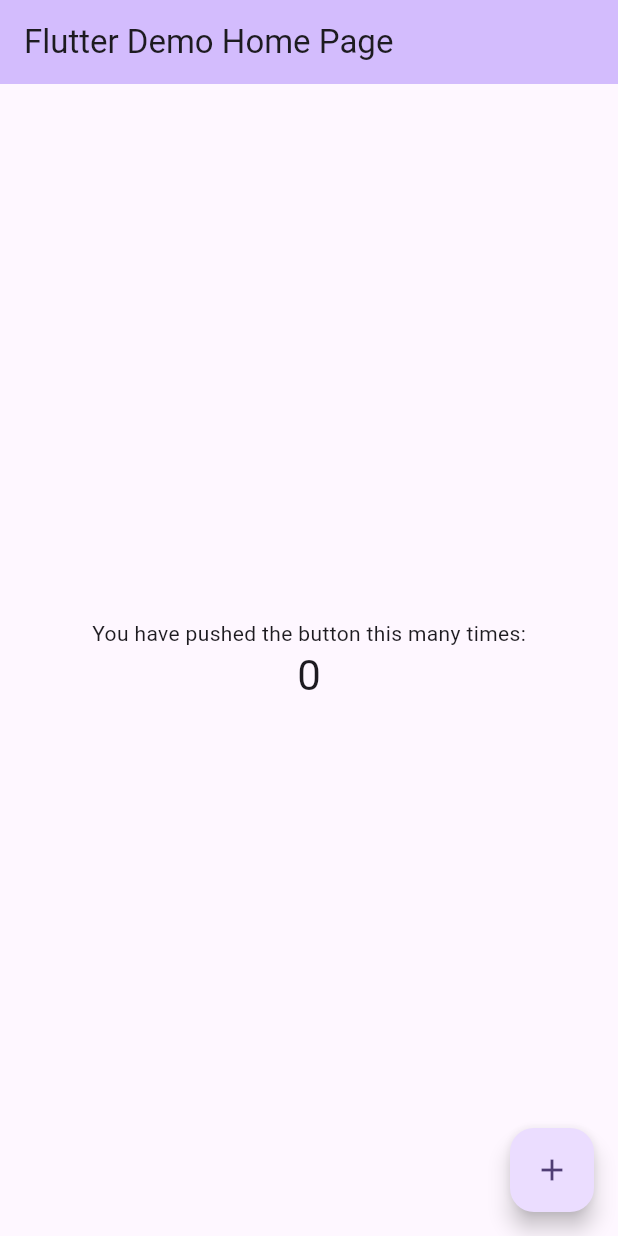
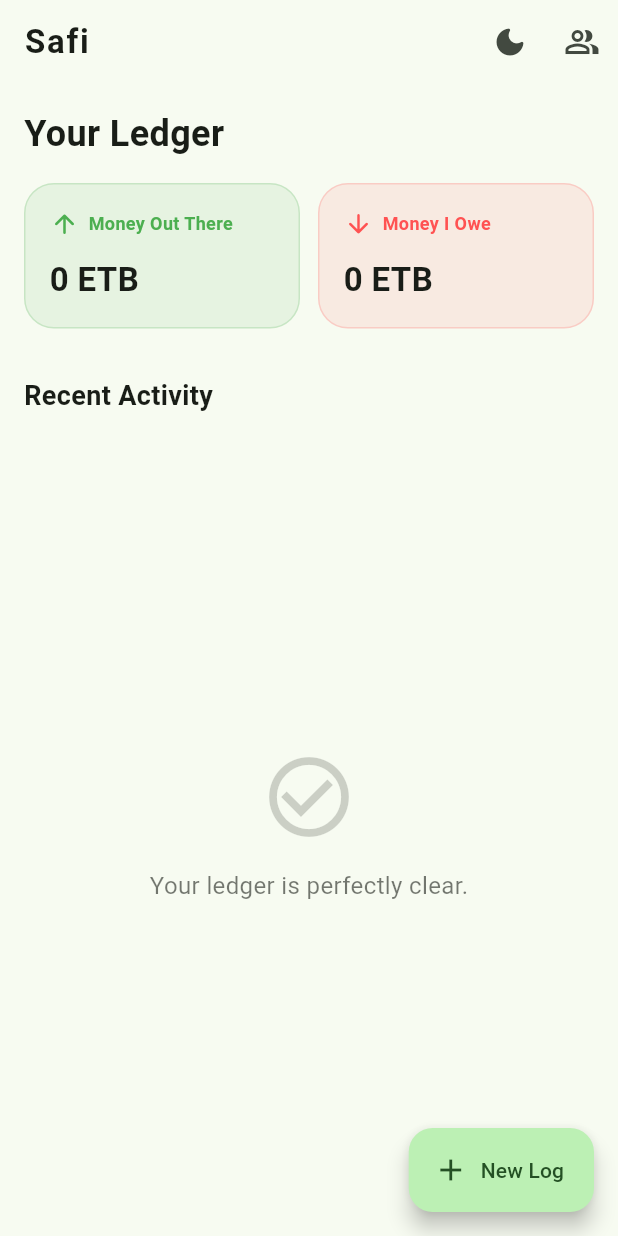
Before and after one commit to KHALIDKHELIL/Safi, a Flutter app: the screen it shows after launch, on a phone screen of 412 x 824 dp. Run offline on Flutter 3.47's test engine with Material 3 defaults, Android fonts, the phone set to English and light mode, and no system bars; our stand-ins replace cloud_firestore, firebase_core, flutter_riverpod; accounts and stored records are empty; generated files the repository leaves out were written again.

Commit message:
finishing setup

```diff
--- a/lib/main.dart
+++ b/lib/main.dart
@@ -1,122 +1,56 @@
 import 'package:flutter/material.dart';
+import 'package:firebase_core/firebase_core.dart';
+import 'package:flutter_riverpod/flutter_riverpod.dart';
+import 'firebase_options.dart';
+import 'screens/home_screen.dart';
+import 'providers/theme_provider.dart';
 
-void main() {
-  runApp(const MyApp());
+void main() async {
+  WidgetsFlutterBinding.ensureInitialized();
+
+  await Firebase.initializeApp(
+    options: DefaultFirebaseOptions.currentPlatform,
+  );
+
+  runApp(
+    const ProviderScope(
+      child: SafiApp(),
+    ),
+  );
 }
 
-class MyApp extends StatelessWidget {
-  const MyApp({super.key});
+class SafiApp extends ConsumerWidget {
+  const SafiApp({super.key});
 
-  // This widget is the root of your application.
   @override
-  Widget build(BuildContext context) {
+  Widget build(BuildContext context, WidgetRef ref) {
+    // 1. Watch the current theme mode in real-time
+    final currentThemeMode = ref.watch(themeProvider);
+
     return MaterialApp(
-      title: 'Flutter Demo',
+      title: 'Safi Ledger',
+      debugShowCheckedModeBanner: false,
+      themeMode: currentThemeMode, // 2. Bind the mode to Riverpod
+
+      // 3. Define the LIGHT Theme
       theme: ThemeData(
-        // This is the theme of your application.
-        //
-        // TRY THIS: Try running your application with "flutter run". You'll see
-        // the application has a purple toolbar. Then, without quitting the app,
-        // try changing the seedColor in the colorScheme below to Colors.green
-        // and then invoke "hot reload" (save your changes or press the "hot
-        // reload" button in a Flutter-supported IDE, or press "r" if you used
-        // the command line to start the app).
-        //
-        // Notice that the counter didn't reset back to zero; the application
-        // state is not lost during the reload. To reset the state, use hot
-        // restart instead.
-        //
-        // This works for code too, not just values: Most code changes can be
-        // tested with just a hot reload.
-        colorScheme: .fromSeed(seedColor: Colors.deepPurple),
+        colorScheme: ColorScheme.fromSeed(
+          seedColor: const Color(0xFF2E7D32),
+          brightness: Brightness.light,
+        ),
+        useMaterial3: true,
       ),
-      home: const MyHomePage(title: 'Flutter Demo Home Page'),
+
+      // 4. Define the DARK Theme
+      darkTheme: ThemeData(
+        colorScheme: ColorScheme.fromSeed(
+          seedColor: const Color(0xFF2E7D32),
+          brightness: Brightness.dark,
+        ),
+        useMaterial3: true,
+      ),
+
+      home: const HomeScreen(),
     );
   }
 }
-
-class MyHomePage extends StatefulWidget {
-  const MyHomePage({super.key, required this.title});
-
-  // This widget is the home page of your application. It is stateful, meaning
-  // that it has a State object (defined below) that contains fields that affect
-  // how it looks.
-
-  // This class is the configuration for the state. It holds the values (in this
-  // case the title) provided by the parent (in this case the App widget) and
-  // used by the build method of the State. Fields in a Widget subclass are
-  // always marked "final".
-
-  final String title;
-
-  @override
-  State<MyHomePage> createState() => _MyHomePageState();
-}
-
-class _MyHomePageState extends State<MyHomePage> {
-  int _counter = 0;
-
-  void _incrementCounter() {
-    setState(() {
-      // This call to setState tells the Flutter framework that something has
-      // changed in this State, which causes it to rerun the build method below
-      // so that the display can reflect the updated values. If we changed
-      // _counter without calling setState(), then the build method would not be
-      // called again, and so nothing would appear to happen.
-      _counter++;
-    });
-  }
-
-  @override
-  Widget build(BuildContext context) {
-    // This method is rerun every time setState is called, for instance as done
-    // by the _incrementCounter method above.
-    //
-    // The Flutter framework has been optimized to make rerunning build methods
-    // fast, so that you can just rebuild anything that needs updating rather
-    // than having to individually change instances of widgets.
-    return Scaffold(
-      appBar: AppBar(
-        // TRY THIS: Try changing the color here to a specific color (to
-        // Colors.amber, perhaps?) and trigger a hot reload to see the AppBar
-        // change color while the other colors stay the same.
-        backgroundColor: Theme.of(context).colorScheme.inversePrimary,
-        // Here we take the value from the MyHomePage object that was created by
-        // the App.build method, and use it to set our appbar title.
-        title: Text(widget.title),
-      ),
-      body: Center(
-        // Center is a layout widget. It takes a single child and positions it
-        // in the middle of the parent.
-        child: Column(
-          // Column is also a layout widget. It takes a list of children and
-          // arranges them vertically. By default, it sizes itself to fit its
-          // children horizontally, and tries to be as tall as its parent.
-          //
-          // Column has various properties to control how it sizes itself and
-          // how it positions its children. Here we use mainAxisAlignment to
-          // center the children vertically; the main axis here is the vertical
-          // axis because Columns are vertical (the cross axis would be
-          // horizontal).
-          //
-          // TRY THIS: Invoke "debug painting" (choose the "Toggle Debug Paint"
-          // action in the IDE, or press "p" in the console), to see the
-          // wireframe for each widget.
-          mainAxisAlignment: .center,
-          children: [
-            const Text('You have pushed the button this many times:'),
-            Text(
-              '$_counter',
-              style: Theme.of(context).textTheme.headlineMedium,
-            ),
-          ],
-        ),
-      ),
-      floatingActionButton: FloatingActionButton(
-        onPressed: _incrementCounter,
-        tooltip: 'Increment',
-        child: const Icon(Icons.add),
-      ),
-    );
-  }
-}
--- /dev/null
+++ b/lib/providers/dashboard_provider.dart
@@ -0,0 +1,33 @@
+import 'package:flutter_riverpod/flutter_riverpod.dart';
+import '../models/loan_model.dart';
+import 'database_providers.dart';
+
+/// Calculates the "Total Net Positive" and "Total Net Negative" dynamically
+final dashboardMetricsProvider = Provider.autoDispose<Map<String, double>>((ref) {
+  // Watch the real-time loans stream
+  final loansAsyncValue = ref.watch(loansProvider);
+
+  // Safely handle the data state. If loading or error, return 0.0
+  return loansAsyncValue.maybeWhen(
+    data: (loans) {
+      double moneyOutThere = 0.0;
+      double moneyIOwe = 0.0;
+
+      for (var loan in loans) {
+        if (!loan.isSettled) {
+          if (loan.type == LoanType.lent) {
+            moneyOutThere += loan.amount;
+          } else if (loan.type == LoanType.borrowed) {
+            moneyIOwe += loan.amount;
+          }
+        }
+      }
+
+      return {
+        'net_positive': moneyOutThere,
+        'net_negative': moneyIOwe,
+      };
+    },
+    orElse: () => {'net_positive': 0.0, 'net_negative': 0.0},
+  );
+});
--- /dev/null
+++ b/lib/providers/database_providers.dart
@@ -0,0 +1,21 @@
+import 'package:cloud_firestore/cloud_firestore.dart';
+import 'package:flutter_riverpod/flutter_riverpod.dart';
+import '../models/contact_model.dart';
+import '../models/loan_model.dart';
+
+/// Provides a real-time stream of all contacts
+final contactsProvider = StreamProvider.autoDispose<List<Contact>>((ref) {
+  return FirebaseFirestore.instance
+      .collection('contacts')
+      .snapshots()
+      .map((snapshot) => snapshot.docs.map((doc) => Contact.fromFirestore(doc)).toList());
+});
+
+/// Provides a real-time stream of all loans, ordered by the newest first
+final loansProvider = StreamProvider.autoDispose<List<Loan>>((ref) {
+  return FirebaseFirestore.instance
+      .collection('loans')
+      .orderBy('timestamp', descending: true)
+      .snapshots()
+      .map((snapshot) => snapshot.docs.map((doc) => Loan.fromFirestore(doc)).toList());
+});
--- /dev/null
+++ b/lib/providers/theme_provider.dart
@@ -0,0 +1,16 @@
+import 'package:flutter/material.dart';
+import 'package:flutter_riverpod/flutter_riverpod.dart';
+
+/// A modern Riverpod Notifier to handle the app's theme state.
+class ThemeNotifier extends Notifier<ThemeMode> {
+  @override
+  ThemeMode build() => ThemeMode.light;
+
+  /// Swaps the theme between Light and Dark
+  void toggleTheme() {
+    state = state == ThemeMode.light ? ThemeMode.dark : ThemeMode.light;
+  }
+}
+
+/// The provider we will watch in the UI
+final themeProvider = NotifierProvider<ThemeNotifier, ThemeMode>(ThemeNotifier.new);
--- /dev/null
+++ b/lib/screens/home_screen.dart
@@ -0,0 +1,160 @@
+import 'package:flutter/material.dart';
+import 'package:flutter_riverpod/flutter_riverpod.dart';
+import '../providers/dashboard_provider.dart';
+import '../providers/theme_provider.dart';
+
+class HomeScreen extends ConsumerWidget {
+  const HomeScreen({super.key});
+
+  @override
+  Widget build(BuildContext context, WidgetRef ref) {
+    final metrics = ref.watch(dashboardMetricsProvider);
+    final moneyOut = metrics['net_positive'] ?? 0.0;
+    final moneyOwe = metrics['net_negative'] ?? 0.0;
+
+    // Check if we are currently in dark mode to swap the icon
+    final isDarkMode = ref.watch(themeProvider) == ThemeMode.dark;
+
+    return Scaffold(
+      backgroundColor: Theme.of(context).colorScheme.surface,
+      appBar: AppBar(
+        title: const Text('Safi', style: TextStyle(fontWeight: FontWeight.bold, letterSpacing: 1.2)),
+        centerTitle: false,
+        actions: [
+          // The Theme Toggle Button
+          IconButton(
+            icon: Icon(isDarkMode ? Icons.light_mode_rounded : Icons.dark_mode_rounded),
+            tooltip: 'Toggle Theme',
+            onPressed: () {
+              // Trigger the theme change!
+              ref.read(themeProvider.notifier).toggleTheme();
+            },
+          ),
+          IconButton(
+            icon: const Icon(Icons.people_alt_outlined),
+            tooltip: 'Contacts',
+            onPressed: () {},
+          ),
+        ],
+      ),
+      body: SafeArea(
+        child: Padding(
+          padding: const EdgeInsets.all(16.0),
+          child: Column(
+            crossAxisAlignment: CrossAxisAlignment.start,
+            children: [
+              const Text(
+                'Your Ledger',
+                style: TextStyle(fontSize: 24, fontWeight: FontWeight.bold),
+              ),
+              const SizedBox(height: 16),
+
+              Row(
+                children: [
+                  Expanded(
+                    child: _buildSummaryCard(
+                      context: context,
+                      title: 'Money Out There',
+                      amount: moneyOut,
+                      color: Colors.green,
+                      icon: Icons.arrow_upward_rounded,
+                    ),
+                  ),
+                  const SizedBox(width: 12),
+                  Expanded(
+                    child: _buildSummaryCard(
+                      context: context,
+                      title: 'Money I Owe',
+                      amount: moneyOwe,
+                      color: Colors.redAccent,
+                      icon: Icons.arrow_downward_rounded,
+                    ),
+                  ),
+                ],
+              ),
+
+              const SizedBox(height: 32),
+
+              const Text(
+                'Recent Activity',
+                style: TextStyle(fontSize: 18, fontWeight: FontWeight.bold),
+              ),
+              const SizedBox(height: 16),
+
+              Expanded(
+                child: Center(
+                  child: Column(
+                    mainAxisAlignment: MainAxisAlignment.center,
+                    children: [
+                      // Adapting the empty state colors to the theme
+                      Icon(Icons.check_circle_outline, size: 64, color: Theme.of(context).colorScheme.onSurface.withValues(alpha: 0.2)),
+                      const SizedBox(height: 16),
+                      Text(
+                        'Your ledger is perfectly clear.',
+                        style: TextStyle(color: Theme.of(context).colorScheme.onSurface.withValues(alpha: 0.6), fontSize: 16),
+                      ),
+                    ],
+                  ),
+                ),
+              ),
+            ],
+          ),
+        ),
+      ),
+
+      floatingActionButton: FloatingActionButton.extended(
+        onPressed: () {},
+        icon: const Icon(Icons.add),
+        label: const Text('New Log'),
+      ),
+    );
+  }
+
+  Widget _buildSummaryCard({
+    required BuildContext context,
+    required String title,
+    required double amount,
+    required Color color,
+    required IconData icon,
+  }) {
+    // Dynamically adjust the opacity of the cards based on the active theme
+    final isDark = Theme.of(context).brightness == Brightness.dark;
+    final cardBgColor = color.withValues(alpha: isDark ? 0.2 : 0.1);
+    final borderColor = color.withValues(alpha: isDark ? 0.4 : 0.2);
+
+    return Container(
+      padding: const EdgeInsets.all(16),
+      decoration: BoxDecoration(
+        color: cardBgColor,
+        borderRadius: BorderRadius.circular(20),
+        border: Border.all(color: borderColor),
+      ),
+      child: Column(
+        crossAxisAlignment: CrossAxisAlignment.start,
+        children: [
+          Row(
+            children: [
+              Icon(icon, color: color, size: 20),
+              const SizedBox(width: 6),
+              Expanded(
+                child: Text(
+                  title,
+                  style: TextStyle(fontSize: 12, color: color, fontWeight: FontWeight.w600),
+                  maxLines: 1,
+                  overflow: TextOverflow.ellipsis,
+                ),
+              ),
+            ],
+          ),
+          const SizedBox(height: 12),
+          Text(
+            '${amount.toStringAsFixed(0)} ETB',
+            style: const TextStyle(fontSize: 22, fontWeight: FontWeight.bold),
+            maxLines: 1,
+            overflow: TextOverflow.ellipsis,
+          ),
+        ],
+      ),
+    );
+  }
+}
```
Also changed, not shown: 1 other file.
